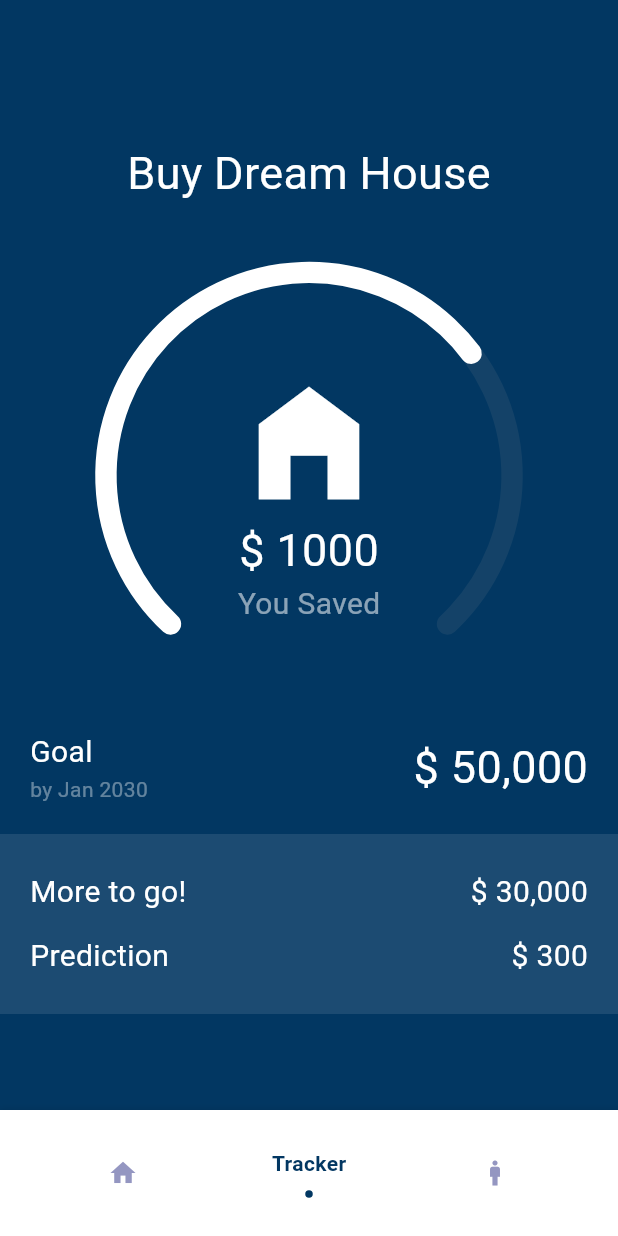
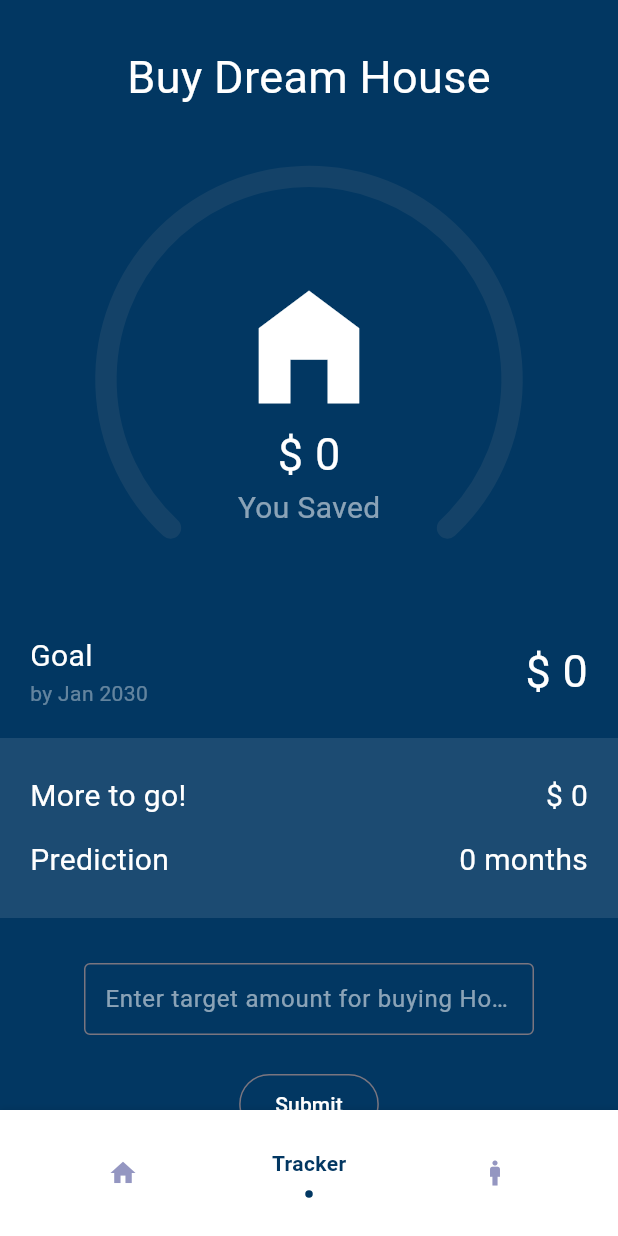
Before and after one commit to gags-21/finance-goal-tracker, a Flutter app: the screen it shows once a user with an empty profile is signed in, item 2 of the bottom bar chosen, on a phone screen of 412 x 824 dp. Run offline on Flutter 3.47's test engine with Material 3 defaults, Android fonts, the phone set to English and light mode, and no system bars; drawn by our look-alikes of flashy_tab_bar2, syncfusion_flutter_gauges; our stand-ins replace cloud_firestore, firebase_auth, firebase_core, google_sign_in; accounts and stored records are empty; network calls fail.

Commit message:
implemented provider | history | targets | realtime updates

```diff
--- a/lib/constants/widgets.dart
+++ b/lib/constants/widgets.dart
@@ -0,0 +1,71 @@
+import 'package:flutter/material.dart';
+import 'package:syncfusion_flutter_gauges/gauges.dart';
+
+class RadialExpenseTracker extends StatelessWidget {
+  const RadialExpenseTracker({
+    super.key,
+    required this.icon,
+    required this.totalTarget,
+    required this.completedTarget,
+  });
+  final IconData icon;
+  final int totalTarget;
+  final int completedTarget;
+
+  @override
+  Widget build(BuildContext context) {
+    double percent = (completedTarget / totalTarget) * 100;
+    return SfRadialGauge(
+      enableLoadingAnimation: true,
+      axes: [
+        RadialAxis(
+          minimum: 0,
+          maximum: 100,
+          showLabels: false,
+          showTicks: false,
+          axisLineStyle: const AxisLineStyle(
+            thickness: 0.1,
+            cornerStyle: CornerStyle.bothCurve,
+            color: Color.fromARGB(30, 152, 152, 152),
+            thicknessUnit: GaugeSizeUnit.factor,
+          ),
+          pointers: <GaugePointer>[
+            RangePointer(
+              value: percent,
+              cornerStyle: CornerStyle.bothCurve,
+              width: 0.1,
+              sizeUnit: GaugeSizeUnit.factor,
+              color: const Color.fromARGB(255, 255, 255, 255),
+            )
+          ],
+          annotations: <GaugeAnnotation>[
+            GaugeAnnotation(
+                positionFactor: 0.1,
+                angle: 90,
+                widget: Column(
+                  mainAxisSize: MainAxisSize.min,
+                  children: [
+                    Icon(
+                      icon,
+                      color: Colors.white,
+                      size: 100,
+                    ),
+                     Text(
+                      "\$ $completedTarget",
+                      style: const TextStyle(fontSize: 30, color: Colors.white),
+                    ),
+                    const Text(
+                      "You Saved",
+                      style: TextStyle(
+                        color: Colors.white54,
+                        fontSize: 20,
+                      ),
+                    ),
+                  ],
+                ))
+          ],
+        ),
+      ],
+    );
+  }
+}
--- a/lib/main.dart
+++ b/lib/main.dart
@@ -1,4 +1,5 @@
 import 'package:expense_track/constants/theme.dart';
+import 'package:expense_track/provider/financial_provider.dart';
 import 'package:expense_track/screens/expense_track_screen.dart';
 import 'package:expense_track/screens/home.dart';
 import 'package:expense_track/screens/profile.dart';
@@ -6,6 +7,7 @@ import 'package:expense_track/utils/auth.dart';
 import 'package:flashy_tab_bar2/flashy_tab_bar2.dart';
 import 'package:flutter/material.dart';
 import 'package:firebase_core/firebase_core.dart';
+import 'package:provider/provider.dart';
 import 'firebase_options.dart';
 
 Future<void> main() async {
@@ -20,13 +22,18 @@ class MyApp extends StatelessWidget {
   const MyApp({super.key});
   @override
   Widget build(BuildContext context) {
-    return MaterialApp(
+    return MultiProvider(
+      providers: [
+        ChangeNotifierProvider(create: (context) => FinancialsProvider()),
+      ],
+      child: MaterialApp(
         title: 'Flutter Demo',
         theme: ThemeData(
           colorScheme: ColorScheme.fromSeed(seedColor: Colors.deepPurple),
           useMaterial3: true,
         ),
         home: const AuthGate(),
+      ),
     );
   }
 }
@@ -42,7 +49,7 @@ class _MyHomePageState extends State<MyHomePage> {
   int _selectedIndex = 0;
   List screens = [
     HomeScreen(),
-    const TrackerScreen(),
+    TrackerScreen(),
     const ProfileScreen(),
   ];
   @override
--- a/lib/provider/financial_provider.dart
+++ b/lib/provider/financial_provider.dart
@@ -0,0 +1,23 @@
+import 'package:expense_track/utils/firebase.dart';
+import 'package:flutter/material.dart';
+
+class FinancialsProvider extends ChangeNotifier {
+  int _target = 0;
+  int _savings = 0;
+
+  int get target => _target;
+  int get savings => _savings;
+
+  FirebaseStore firestore = FirebaseStore();
+
+  void getTarget({required String uid, required String targetOf}) async {
+    final val = await firestore.getTarget(uid: uid, targetOf: targetOf).first;
+    _target = val;
+    notifyListeners();
+  }
+
+  void getSavings({required String uid}) async {
+    final val = await firestore.getSavings(uid: uid).first;
+    _savings = val;
+  }
+}
--- a/lib/screens/expense_track_screen.dart
+++ b/lib/screens/expense_track_screen.dart
@@ -1,17 +1,33 @@
 import 'package:expense_track/constants/theme.dart';
+import 'package:expense_track/constants/widgets.dart';
+import 'package:expense_track/provider/financial_provider.dart';
+import 'package:expense_track/utils/firebase.dart';
+import 'package:firebase_auth/firebase_auth.dart';
 import 'package:flutter/material.dart';
-import 'package:syncfusion_flutter_gauges/gauges.dart';
+import 'package:provider/provider.dart';
 
 class TrackerScreen extends StatelessWidget {
-  const TrackerScreen({super.key});
+  TrackerScreen({super.key});
+
+  final TextEditingController targetTextController = TextEditingController();
 
   @override
   Widget build(BuildContext context) {
+    User? currentUserAuth = FirebaseAuth.instance.currentUser;
+    FirebaseStore fireStore = FirebaseStore();
+    final finProvider = Provider.of<FinancialsProvider>(context, listen: false);
+    finProvider.getSavings(uid: currentUserAuth!.uid);
     return Scaffold(
       backgroundColor: kPrimaryColor,
       body: Center(
         child: SingleChildScrollView(
-          child: Column(
+          child: StreamBuilder<int>(
+              stream: fireStore.getTarget(
+                  uid: currentUserAuth!.uid, targetOf: "buy_home_target"),
+              builder: (context, target) {
+                int moreToGo = (target.data ?? 0) - finProvider.savings;
+                int prediction = moreToGo ~/ 500;
+                return Column(
                   crossAxisAlignment: CrossAxisAlignment.center,
                   children: [
                     const SizedBox(
@@ -28,21 +44,23 @@ class TrackerScreen extends StatelessWidget {
                     const SizedBox(
                       height: 30,
                     ),
-              const SizedBox(
+                    SizedBox(
                       height: 300,
                       width: 300,
                       child: RadialExpenseTracker(
                         icon: Icons.home_filled,
+                        totalTarget: target.data ?? 0,
+                        completedTarget: finProvider.savings,
                       ),
                     ),
 
                     // Goal / Finance info
-              const Padding(
-                padding: EdgeInsets.all(20.0),
+                    Padding(
+                      padding: const EdgeInsets.all(20.0),
                       child: Row(
                         mainAxisAlignment: MainAxisAlignment.spaceBetween,
                         children: [
-                    Column(
+                          const Column(
                             crossAxisAlignment: CrossAxisAlignment.start,
                             children: [
                               Text(
@@ -59,8 +77,8 @@ class TrackerScreen extends StatelessWidget {
                             ],
                           ),
                           Text(
-                      "\$ 50,000",
-                      style: TextStyle(
+                            "\$ ${target.data ?? 0}",
+                            style: const TextStyle(
                               color: Colors.white,
                               fontSize: 30,
                             ),
@@ -73,20 +91,22 @@ class TrackerScreen extends StatelessWidget {
                       color: Colors.white10,
                       padding: const EdgeInsets.symmetric(
                           horizontal: 20.0, vertical: 10.0),
-                child: const Row(
+                      child: Row(
                         mainAxisAlignment: MainAxisAlignment.spaceBetween,
                         children: [
-                    Column(
+                          const Column(
                             mainAxisAlignment: MainAxisAlignment.spaceEvenly,
                             crossAxisAlignment: CrossAxisAlignment.start,
                             children: [
                               Text(
                                 "More to go!",
-                          style: TextStyle(color: Colors.white, fontSize: 20),
+                                style: TextStyle(
+                                    color: Colors.white, fontSize: 20),
                               ),
                               Text(
                                 "Prediction",
-                          style: TextStyle(color: Colors.white, fontSize: 20),
+                                style: TextStyle(
+                                    color: Colors.white, fontSize: 20),
                               ),
                             ],
                           ),
@@ -95,86 +115,82 @@ class TrackerScreen extends StatelessWidget {
                             crossAxisAlignment: CrossAxisAlignment.end,
                             children: [
                               Text(
-                          "\$ 30,000",
-                          style: TextStyle(color: Colors.white, fontSize: 20),
+                                "\$ $moreToGo",
+                                style: const TextStyle(
+                                    color: Colors.white, fontSize: 20),
                               ),
                               Text(
-                          "\$ 300",
-                          style: TextStyle(color: Colors.white, fontSize: 20),
+                                "$prediction months",
+                                style: const TextStyle(
+                                    color: Colors.white, fontSize: 20),
                               ),
                             ],
                           ),
                         ],
                       ),
+                    ),
+
+                    // submit goal details
+                    const SizedBox(
+                      height: 30,
+                    ),
+                    SizedBox(
+                      height: 50,
+                      width: 300,
+                      child: TextField(
+                        controller: targetTextController,
+                        keyboardType: TextInputType.number,
+                        style: const TextStyle(color: Colors.white),
+                        decoration: const InputDecoration(
+                            border: OutlineInputBorder(),
+                            contentPadding: EdgeInsets.symmetric(
+                                horizontal: 10, vertical: 10),
+                            hintText: "Enter target amount for buying Home",
+                            hintStyle: TextStyle(color: Colors.white54),
+                            ),
+                      ),
+                    ),
+                    const SizedBox(
+                      height: 20,
+                    ),
+                    OutlinedButton(
+                      onPressed: () {
+                        if (targetTextController.text.isEmpty ||
+                            targetTextController.text == "") {
+                          ScaffoldMessenger.of(context).showSnackBar(
+                            const SnackBar(
+                              content: Text("Please enter valid target amount"),
+                            ),
+                          );
+                        } else {
+                          fireStore
+                              .setTarget(uid: currentUserAuth!.uid, target: {
+                                "buy_home_target":
+                                    int.tryParse(targetTextController.text) ?? 0
+                              })
+                              .then(
+                                (value) => targetTextController.clear(),
+                              )
+                              .catchError((e) {
+                                ScaffoldMessenger.of(context);
+                              });
+                        }
+                      },
+                      child: const Text(
+                        "Submit",
+                        style: TextStyle(
+                          color: Colors.white,
+                        ),
+                      ),
+                    ),
+                    const SizedBox(
+                      height: 20,
                     )
                   ],
-          ),
+                );
+              }),
         ),
       ),
     );
   }
 }
-
-class RadialExpenseTracker extends StatelessWidget {
-  const RadialExpenseTracker({
-    super.key,
-    required this.icon,
-  });
-  final IconData icon;
-
-  @override
-  Widget build(BuildContext context) {
-    return SfRadialGauge(
-      enableLoadingAnimation: true,
-      axes: [
-        RadialAxis(
-          minimum: 0,
-          maximum: 100,
-          showLabels: false,
-          showTicks: false,
-          axisLineStyle: const AxisLineStyle(
-            thickness: 0.1,
-            cornerStyle: CornerStyle.bothCurve,
-            color: Color.fromARGB(30, 152, 152, 152),
-            thicknessUnit: GaugeSizeUnit.factor,
-          ),
-          pointers: const <GaugePointer>[
-            RangePointer(
-              value: 70,
-              cornerStyle: CornerStyle.bothCurve,
-              width: 0.1,
-              sizeUnit: GaugeSizeUnit.factor,
-              color: Color.fromARGB(255, 255, 255, 255),
-            )
-          ],
-          annotations: <GaugeAnnotation>[
-            GaugeAnnotation(
-                positionFactor: 0.1,
-                angle: 90,
-                widget: Column(
-                  mainAxisSize: MainAxisSize.min,
-                  children: [
-                    Icon(
-                      icon,
-                      color: Colors.white,
-                      size: 100,
-                    ),
-                    const Text(
-                      "\$ 1000",
-                      style: TextStyle(fontSize: 30, color: Colors.white),
-                    ),
-                    const Text(
-                      "You Saved",
-                      style: TextStyle(
-                        color: Colors.white54,
-                        fontSize: 20,
-                      ),
-                    ),
-                  ],
-                ))
-          ],
-        ),
-      ],
-    );
-  }
-}
--- a/pubspec.yaml
+++ b/pubspec.yaml
@@ -14,6 +14,7 @@ dependencies:
   cloud_firestore: ^4.13.6
   google_sign_in: ^6.2.1
   firebase_auth: ^4.15.3
+  provider: ^6.1.1
 dev_dependencies:
   flutter_test:
     sdk: flutter
```
Also changed, not shown: lib/screens/home.dart (+59 -12 lines), lib/utils/firebase.dart (+60 -8 lines), pubspec.lock. Lines whose indentation alone changed are shown as unchanged.
